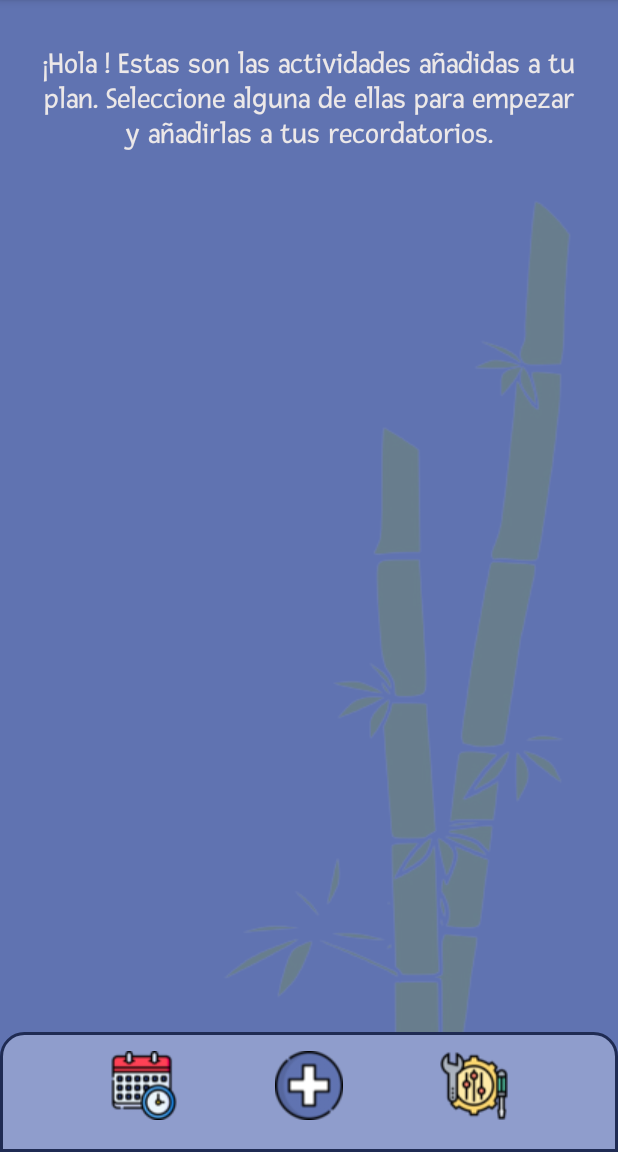
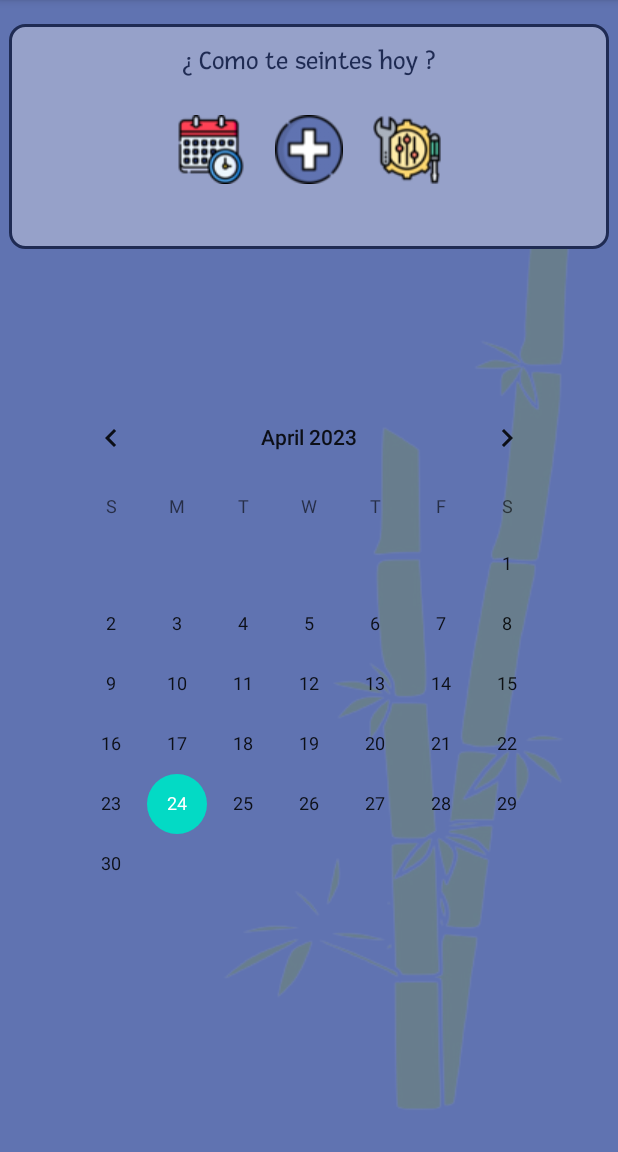
Before and after one commit to anastasia-evil/sinensis_app, an Android app: the activity_principal screen opened directly, with no data from a screen before it, after a tap on an icon or button, on a phone screen of 412 x 824 dp, the part 84-1236 px from its top. Run offline under Robolectric (Android 15) with nearby library versions, the phone set to English and light mode, and no system bars.

Commit message:
calendario pocho

```diff
--- a/app/src/main/AndroidManifest.xml
+++ b/app/src/main/AndroidManifest.xml
@@ -1,6 +1,6 @@
 <?xml version="1.0" encoding="utf-8"?>
 <manifest xmlns:android="http://schemas.android.com/apk/res/android"
-    xmlns:tools="http://schemas.android.com/tools" >
+    xmlns:tools="http://schemas.android.com/tools">
 
     <uses-permission android:name="android.permission.ACCESS_FINE_LOCATION" />
     <uses-permission android:name="android.permission.ACCESS_COARSE_LOCATION" />
@@ -8,7 +8,6 @@
     <uses-permission android:name="android.permission.READ_PHONE_STATE" />
     <uses-permission android:name="android.permission.ACCESS_NETWORK_STATE" />
     <uses-permission android:name="android.permission.CAMERA" />
-
 
     <application
         android:allowBackup="true"
@@ -18,20 +17,25 @@
         android:label="@string/app_name"
         android:supportsRtl="true"
         android:theme="@style/Theme.Sinensis"
-        tools:targetApi="31" >
+        tools:targetApi="31">
+        <activity
+            android:name=".activity_calendario"
+            android:exported="false" />
         <activity
             android:name=".activity_actividadLista"
             android:exported="true">
             <intent-filter>
                 <action android:name="android.intent.action.INSERT" />
+
                 <data android:mimeType="vnd.android.cursor.dir/event" />
+
                 <category android:name="android.intent.category.DEFAULT" />
             </intent-filter>
             <intent-filter>
                 <action android:name="android.media.action.IMAGE_CAPTURE" />
+
                 <category android:name="android.intent.category.DEFAULT" />
             </intent-filter>
-
         </activity>
 
         <meta-data
@@ -40,31 +44,25 @@
 
         <activity
             android:name=".activity_datos"
-            android:exported="true" >
-        </activity>
+            android:exported="true"></activity>
         <activity
             android:name=".activity_actividades"
-            android:exported="true" >
-        </activity>
+            android:exported="true"></activity>
         <activity
             android:name=".activity_principal"
-            android:exported="true" >
-        </activity>
+            android:exported="true"></activity>
         <activity
             android:name=".activity_mentores"
-            android:exported="true" >
-        </activity>
+            android:exported="true"></activity>
         <activity
             android:name=".activity_ajustes"
-            android:exported="true" >
-        </activity>
+            android:exported="true"></activity>
         <activity
             android:name=".activity_mapa"
-            android:exported="true" >
-        </activity>
+            android:exported="true"></activity>
         <activity
             android:name=".MainActivity"
-            android:exported="true" >
+            android:exported="true">
             <intent-filter>
                 <action android:name="android.intent.action.MAIN" />
 
--- /dev/null
+++ b/app/src/main/java/com/example/sinensis/activity_calendario.java
@@ -0,0 +1,59 @@
+package com.example.sinensis;
+
+import androidx.appcompat.app.AppCompatActivity;
+
+import android.content.SharedPreferences;
+import android.graphics.Color;
+import android.os.Bundle;
+import android.view.View;
+import android.widget.Button;
+import android.widget.CalendarView;
+import android.widget.ImageButton;
+
+public class activity_calendario extends AppCompatActivity {
+
+    ImageButton feliz, regular, mal;
+    private CalendarView calendarView;
+
+    private static int color;
+
+    @Override
+    protected void onCreate(Bundle savedInstanceState) {
+        super.onCreate(savedInstanceState);
+        setContentView(R.layout.activity_calendario);
+
+        feliz = findViewById(R.id.button_bien);
+        regular = findViewById(R.id.button_regular);
+        mal = findViewById(R.id.button_mal);
+        calendarView = findViewById(R.id.calendario);
+        long dia = calendarView.getDate();
+
+        feliz.setOnClickListener(new View.OnClickListener() {
+            @Override
+            public void onClick(View view) {
+                color = R.color.red;
+                calendarView.setDateTextAppearance(color);
+
+
+
+
+            }
+        });
+        regular.setOnClickListener(new View.OnClickListener() {
+            @Override
+            public void onClick(View view) {
+                color = R.color.fondo_carga;
+                calendarView.setDateTextAppearance(Long.valueOf(dia).intValue());
+            }
+        });
+        mal.setOnClickListener(new View.OnClickListener() {
+            @Override
+            public void onClick(View view) {
+                color = R.color.red;
+                calendarView.setDateTextAppearance(Long.valueOf(dia).intValue());
+            }
+        });
+
+    }
+
+}
--- a/app/src/main/java/com/example/sinensis/activity_principal.java
+++ b/app/src/main/java/com/example/sinensis/activity_principal.java
@@ -1,6 +1,7 @@
 package com.example.sinensis;
 
 import android.content.Context;
+import android.content.DialogInterface;
 import android.content.Intent;
 import android.content.SharedPreferences;
 import android.net.Uri;
@@ -15,9 +16,11 @@ import android.widget.MediaController;
 import android.widget.TextView;
 import android.widget.VideoView;
 
+import androidx.appcompat.app.AlertDialog;
 import androidx.appcompat.app.AppCompatActivity;
 
 import java.util.ArrayList;
+import java.util.Calendar;
 import java.util.List;
 
 public class activity_principal extends AppCompatActivity {
@@ -25,6 +28,8 @@ public class activity_principal extends AppCompatActivity {
     public static ListView listView; //lista de actividades
     public static AppDatabase db; //base de datos en java
     public static String s_nombre;//nombre de la actividad
+    public static int currentDate;
+    public static Calendar calendar;
 
 
     ImageButton btn_calendario,btn_anadir,btn_ajustes;
@@ -50,14 +55,13 @@ public class activity_principal extends AppCompatActivity {
         btn_calendario = (ImageButton) findViewById(R.id.calendario);
         btn_ajustes = (ImageButton) findViewById(R.id.ajustes);
 
+        Intent intentC = new Intent(this,activity_calendario.class);
         Intent intentA = new Intent(this, activity_ajustes.class);
         btn_calendario.setOnClickListener(new View.OnClickListener() {
             @Override
             //Lanzar actividad de calendario
             public void onClick(View view) {
-                Intent intent = new Intent(Intent.ACTION_VIEW);
-                intent.setData(Uri.parse(getString(R.string.enlace_calendario)));
-                startActivity(intent);
+                startActivity(intentC);
             }
         });
         btn_ajustes.setOnClickListener(new View.OnClickListener() {
@@ -114,9 +118,34 @@ public class activity_principal extends AppCompatActivity {
             public void onClick(View view) { startActivity(anadir); }
         });
 
+        SharedPreferences prefs = getSharedPreferences("MyPref", MODE_PRIVATE);
+        calendar = Calendar.getInstance();
+        currentDate = calendar.get(Calendar.DAY_OF_MONTH);
+
+        Intent intent_calendario = new Intent(this, activity_calendario.class);
+
+        if(currentDate != prefs.getInt("lastShownDate", 0)){
+            // Mostrar el AlertDialog
+            AlertDialog.Builder builder = new AlertDialog.Builder(this);
+            builder.setMessage("Este es tu mensaje")
+                    .setPositiveButton("Aceptar", new DialogInterface.OnClickListener() {
+                        public void onClick(DialogInterface dialog, int id) {
+                            // Guardar la fecha actual como última fecha mostrada
+                            SharedPreferences.Editor editor = prefs.edit();
+                            editor.putInt("lastShownDate", currentDate);
+                            editor.apply();
+                            startActivity(intent_calendario);
+                        }
+                    });
+            AlertDialog alert = builder.create();
+            alert.show();
+        }
+
 
     }
 
 
 
+
+
 }
--- /dev/null
+++ b/app/src/main/res/layout/activity_calendario.xml
@@ -0,0 +1,107 @@
+<?xml version="1.0" encoding="utf-8"?>
+<androidx.constraintlayout.widget.ConstraintLayout xmlns:android="http://schemas.android.com/apk/res/android"
+    xmlns:app="http://schemas.android.com/apk/res-auto"
+    xmlns:tools="http://schemas.android.com/tools"
+    android:layout_width="match_parent"
+    android:layout_height="match_parent"
+    tools:context=".activity_calendario"
+    android:background="@color/fondo_principal">
+
+    <include
+        android:id="@+id/include"
+        layout="@layout/imagen_fija" />
+
+    <TextView
+        android:id="@+id/tituloActividad"
+        android:layout_width="wrap_content"
+        android:layout_height="wrap_content"
+        android:layout_marginTop="30dp"
+        android:fontFamily="@font/fresca"
+        android:text="¿ Como te seintes hoy ?"
+        android:textColor="@color/fondo_carga"
+        android:textSize="18dp"
+        android:elevation="1dp"
+        app:layout_constraintBottom_toBottomOf="parent"
+        app:layout_constraintEnd_toEndOf="parent"
+        app:layout_constraintHorizontal_bias="0.5"
+        app:layout_constraintStart_toStartOf="parent"
+        app:layout_constraintTop_toTopOf="parent"
+        app:layout_constraintVertical_bias="0" />
+
+    <LinearLayout
+        android:layout_width="match_parent"
+        android:layout_height="200dp"
+        android:orientation="horizontal"
+        android:elevation="1dp"
+        app:layout_constraintBottom_toBottomOf="parent"
+        app:layout_constraintEnd_toEndOf="parent"
+        app:layout_constraintHorizontal_bias="0.5"
+        app:layout_constraintStart_toStartOf="parent"
+        app:layout_constraintTop_toTopOf="parent"
+        app:layout_constraintVertical_bias="0.0"
+        android:gravity="center"
+
+        >
+
+
+        <ImageButton
+            android:id="@+id/button_bien"
+            android:layout_width="45dp"
+            android:layout_height="46dp"
+            android:background="@drawable/calendar"
+            android:elevation="1dp"
+            android:onClick="onClick"
+            android:layout_marginRight="20dp"
+             />
+
+        <ImageButton
+            android:id="@+id/button_regular"
+            android:layout_width="45dp"
+            android:layout_height="46dp"
+            android:background="@drawable/home"
+            android:elevation="1dp"
+            android:onClick="onClick"
+            android:layout_marginRight="20dp"
+             />
+
+        <ImageButton
+            android:id="@+id/button_mal"
+            android:layout_width="45dp"
+            android:layout_height="46dp"
+            android:background="@drawable/ajustes"
+            android:elevation="1dp"
+            android:onClick="onClick"
+             />
+    </LinearLayout>
+
+
+
+    <View
+        android:id="@+id/container2"
+        android:layout_width="400dp"
+        android:layout_height="150dp"
+        android:layout_marginTop="16dp"
+        android:background="@drawable/corner"
+        app:layout_constraintBottom_toBottomOf="parent"
+        app:layout_constraintEnd_toEndOf="parent"
+        app:layout_constraintHorizontal_bias="0.5"
+        app:layout_constraintStart_toStartOf="parent"
+        app:layout_constraintTop_toTopOf="parent"
+        app:layout_constraintVertical_bias="0" />
+
+    <CalendarView
+        android:id="@+id/calendario"
+        android:layout_width="wrap_content"
+        android:layout_height="wrap_content"
+        tools:layout_editor_absoluteX="30dp"
+        tools:layout_editor_absoluteY="245dp"
+        app:layout_constraintBottom_toBottomOf="parent"
+        app:layout_constraintEnd_toEndOf="parent"
+        app:layout_constraintHorizontal_bias="0.5"
+        app:layout_constraintStart_toStartOf="parent"
+        app:layout_constraintTop_toTopOf="parent"
+        app:layout_constraintVertical_bias="0.6"/>
+
+
+
+</androidx.constraintlayout.widget.ConstraintLayout>
--- a/app/src/main/res/values/strings.xml
+++ b/app/src/main/res/values/strings.xml
@@ -98,6 +98,5 @@
     <string name="audioguia">Audioguía</string>
 
 
-
     <string name="bienvenida_todas_actividades">Aquí puedes observar todas las actividades. Selecciona las que quieras para añadirlas a tu plan.</string>
 </resources>
```
Lines whose indentation alone changed are shown as unchanged.
